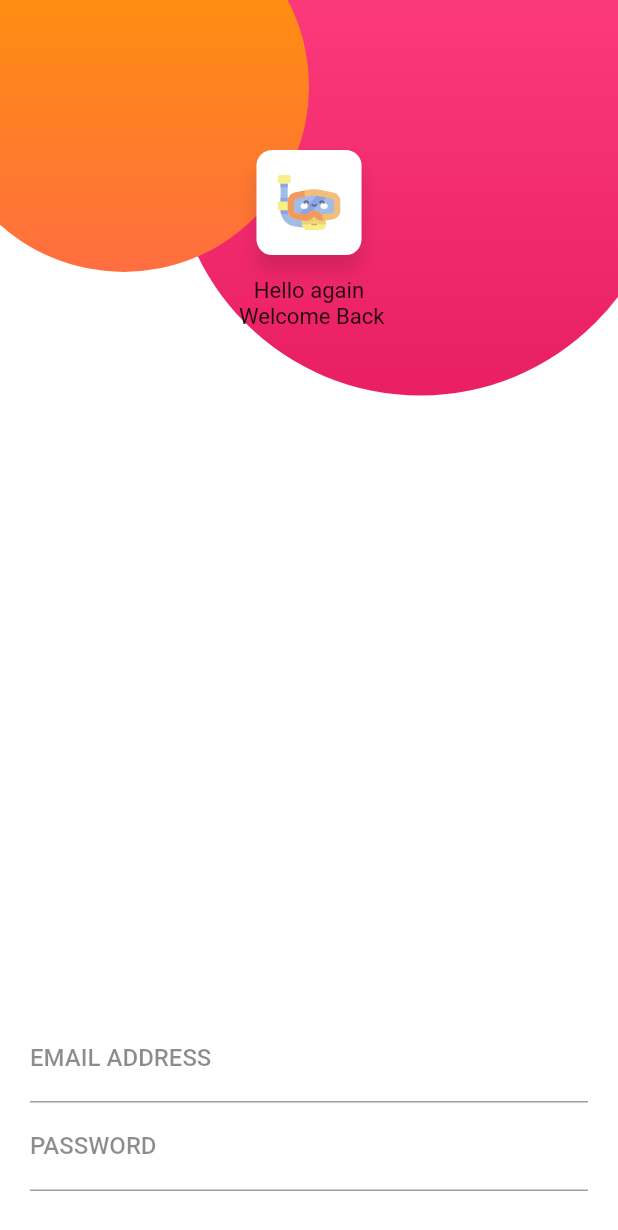
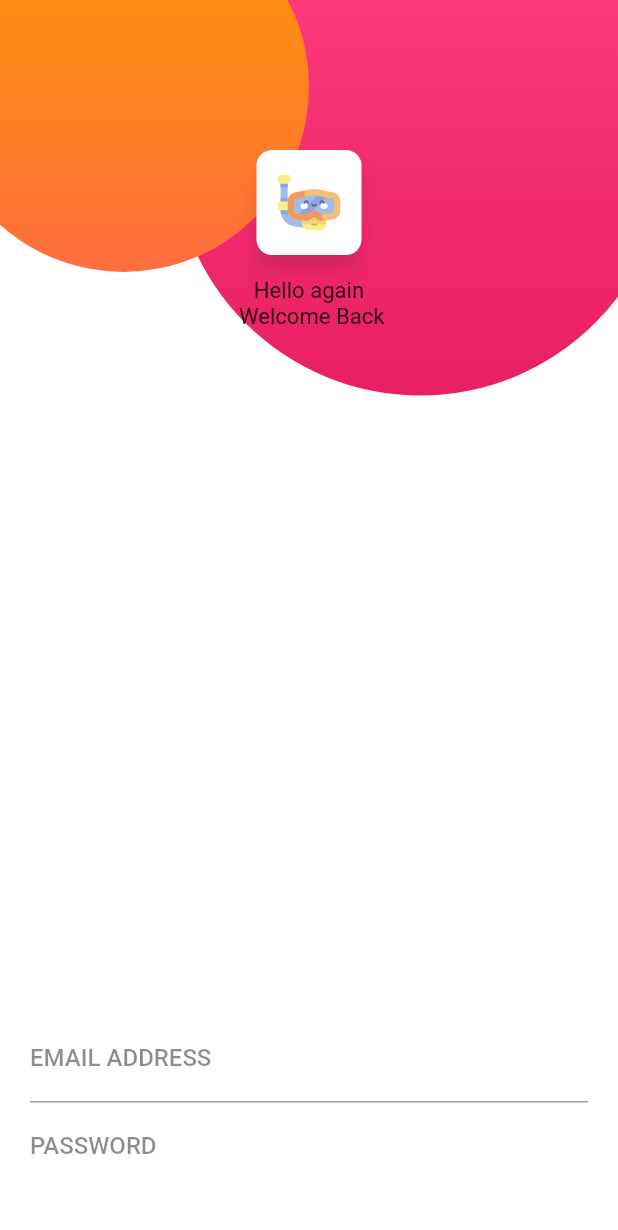
Before and after one commit to dafma/restapimedu, a Flutter app: the screen it shows after launch, on a phone screen of 412 x 824 dp. Shown: the top 1230 px of the screen. Run offline on Flutter 3.47's test engine with Material 2 defaults, Android fonts, the phone set to English and light mode, and no system bars; our stand-ins replace flutter_svg.

Commit message:
corregir error en un row xon expanded

```diff
--- a/lib/widgets/input_text.dart
+++ b/lib/widgets/input_text.dart
@@ -3,12 +3,15 @@ import 'package:flutter/material.dart';
 class InputText extends StatelessWidget {
   final String label;
   final TextInputType keyboardType;
-  final bool obscureText;
+  final bool obscureText, borderEnabled;
+
   const InputText({
     Key key,
     this.label="",
     this.keyboardType = TextInputType.text,
-    this.obscureText= false}) : super(key: key);
+    this.obscureText= false,
+    this.borderEnabled=true,
+    }) : super(key: key);
 
   @override
   Widget build(BuildContext context) {
@@ -17,7 +20,10 @@ class InputText extends StatelessWidget {
       obscureText: this.obscureText,
           decoration: InputDecoration(
             labelText: label,
-            labelStyle: TextStyle(color: Colors.black45, fontWeight: FontWeight.w500)
+            border: this.borderEnabled ?  null: InputBorder.none,
+            labelStyle: TextStyle(
+              color: Colors.black45,
+              fontWeight: FontWeight.w500)
           ),
         );
   }
--- a/lib/widgets/login_form.dart
+++ b/lib/widgets/login_form.dart
@@ -20,9 +20,18 @@ class _LoginFormState extends State<LoginForm> {
           InputText(
             keyboardType: TextInputType.emailAddress,
             label: "EMAIL ADDRESS"),
-          InputText(
-            obscureText: true,
-            label: "PASSWORD"
+          Container(
+            child: Row(
+              children: [
+                Expanded(
+                    child: InputText(
+                    obscureText: true,
+                    borderEnabled: false,
+                    label: "PASSWORD"
+                  ),
+                ),
+              ],
+            ),
           ),
         ]
       ),
```
